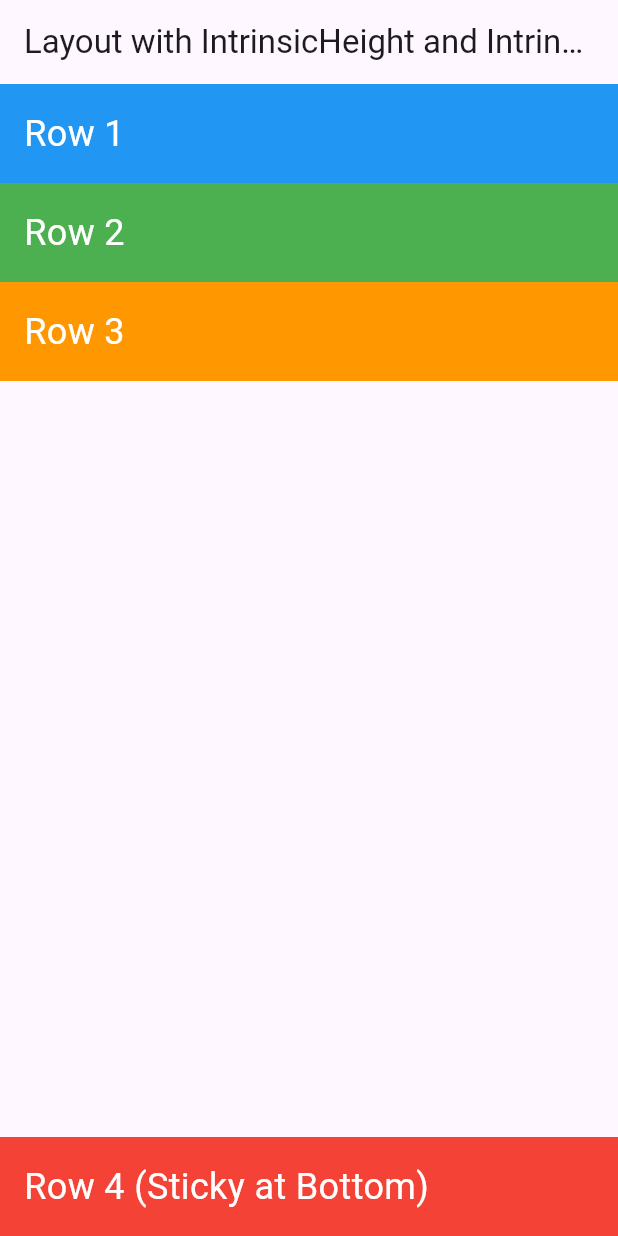
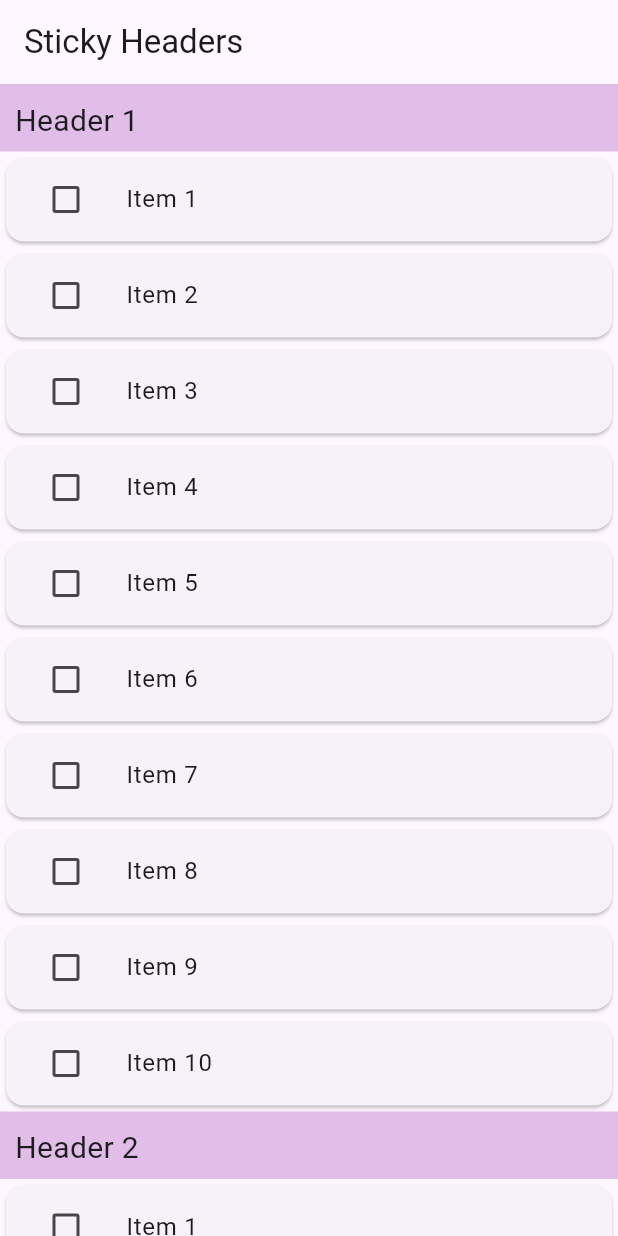
Before and after one commit to marshnyash/flutter, a Flutter app: the screen it shows after launch, on a phone screen of 412 x 824 dp. Run offline on Flutter 3.47's test engine with Material 3 defaults, Android fonts, the phone set to English and light mode, and no system bars.

Commit message:
created layout_3 width slivers

```diff
--- /dev/null
+++ b/lib/layout_slivers.dart
@@ -0,0 +1,91 @@
+import 'package:flutter/material.dart';
+
+class StickyHeaderList extends StatefulWidget {
+  const StickyHeaderList({super.key});
+
+  @override
+  StickyHeaderListState createState() => StickyHeaderListState();
+}
+
+class StickyHeaderListState extends State<StickyHeaderList> {
+  final List<String> items = List.generate(10, (index) => 'Item ${index + 1}');
+  final List<String> headers = ['Header 1', 'Header 2', 'Header 3'];
+  final Map<int, List<bool>> checkedItems = {};
+
+  @override
+  void initState() {
+    super.initState();
+    for (int i = 0; i < headers.length; i++) {
+      checkedItems[i] = List<bool>.filled(items.length, false);
+    }
+  }
+
+  @override
+  Widget build(BuildContext context) {
+    return CustomScrollView(
+      slivers: [
+        for (int i = 0; i < headers.length; i++) ...[
+          SliverMainAxisGroup(
+            slivers: [
+              SliverPersistentHeader(
+                pinned: true,
+                delegate: _StickyHeaderDelegate(headers[i]),
+              ),
+              SliverList(
+                delegate: SliverChildBuilderDelegate(
+                  (context, index) {
+                    return Card(
+                      child: ListTile(
+                        leading: Checkbox(
+                          value: checkedItems[i]?[index] ?? false,
+                          onChanged: (bool? value) {
+                            setState(() {
+                              checkedItems[i]?[index] = value ?? false;
+                            });
+                          },
+                        ),
+                        title: Text(items[index]),
+                      ),
+                    );
+                  },
+                  childCount: items.length,
+                ),
+              ),
+            ],
+          ),
+        ],
+      ],
+    );
+  }
+}
+
+class _StickyHeaderDelegate extends SliverPersistentHeaderDelegate {
+  const _StickyHeaderDelegate(this.title);
+
+  final String title;
+
+  @override
+  Widget build(
+      BuildContext context, double shrinkOffset, bool overlapsContent) {
+    return Container(
+      color: Colors.purple[100],
+      child: Padding(
+        padding: const EdgeInsets.all(10.0),
+        child: Text(
+          title,
+          style: const TextStyle(fontSize: 20),
+        ),
+      ),
+    );
+  }
+
+  @override
+  double get maxExtent => minExtent;
+
+  @override
+  double get minExtent => 45;
+
+  @override
+  bool shouldRebuild(covariant SliverPersistentHeaderDelegate oldDelegate) =>
+      false;
+}
--- a/lib/main.dart
+++ b/lib/main.dart
@@ -1,5 +1,5 @@
 import 'package:flutter/material.dart';
-import 'package:task_1/layout_3.dart';
+import 'package:task_1/layout_slivers.dart';
 
 void main() {
   runApp(const MyApp());
@@ -13,9 +13,9 @@ class MyApp extends StatelessWidget {
     return MaterialApp(
       home: Scaffold(
           appBar: AppBar(
-            title: const Text('Layout with IntrinsicHeight and IntrinsicWidth'),
+            title: const Text('Sticky Headers'),
           ),
-          body: const Layout3()
+          body: const StickyHeaderList()
 
           // TASK: 7636
           // const SingleChildScrollView(
```
